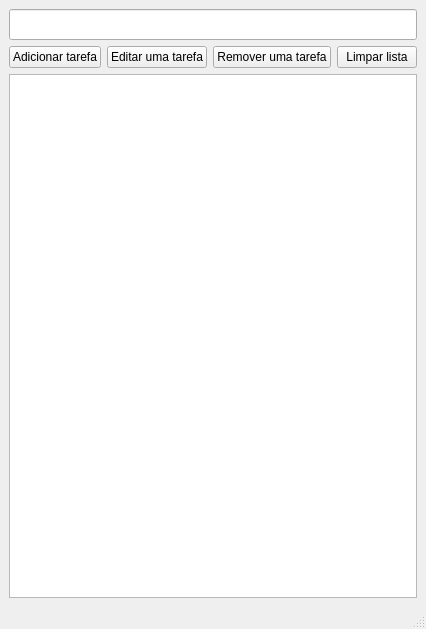
First picture: the form in janela.ui, repository gustavof04/pyqt5_crud, before the edit.
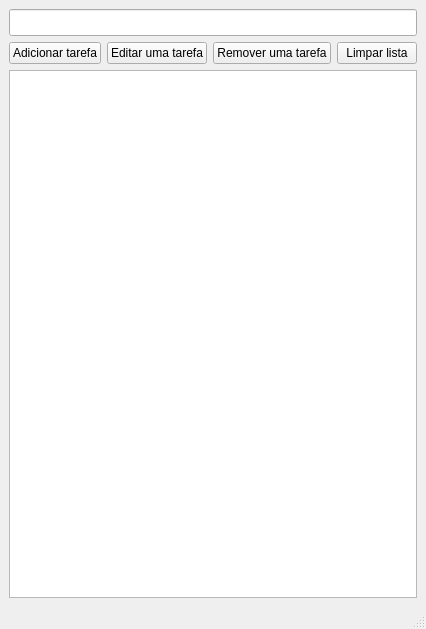
Second picture: the form after the edit. Icons and pictures are not drawn.

Commit message: Aumenta fonte do input e da lista

Diff of the .ui file:
```diff
--- a/janela.ui
+++ b/janela.ui
@@ -25,7 +25,7 @@
        <widget class="QLineEdit" name="lineEdit_AddingItem">
         <property name="font">
          <font>
-          <pointsize>14</pointsize>
+          <pointsize>12</pointsize>
          </font>
         </property>
        </widget>
@@ -63,7 +63,13 @@
        </layout>
       </item>
       <item>
-       <widget class="QListWidget" name="minhaLista_listWidget"/>
+       <widget class="QListWidget" name="minhaLista_listWidget">
+        <property name="font">
+         <font>
+          <pointsize>12</pointsize>
+         </font>
+        </property>
+       </widget>
       </item>
      </layout>
     </item>
```
The commit also changes 1 other file.
